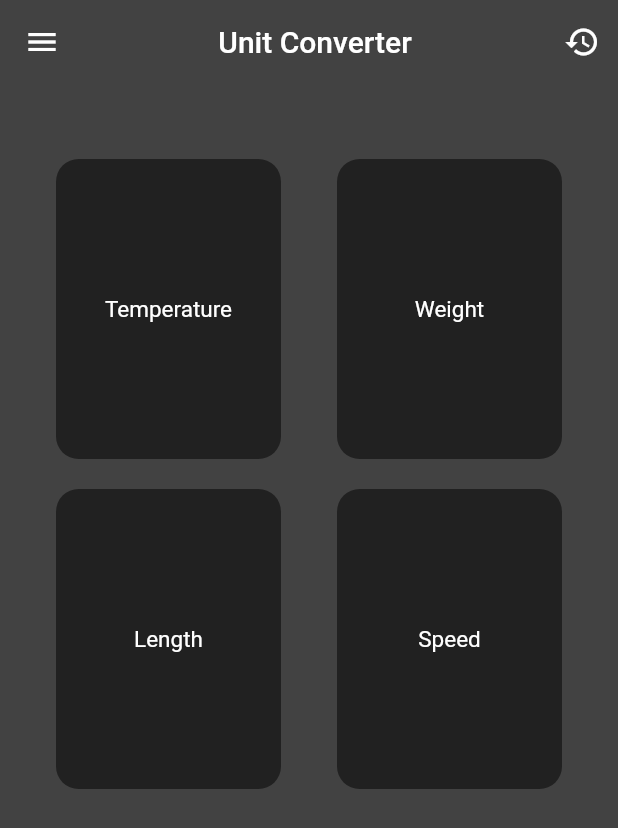
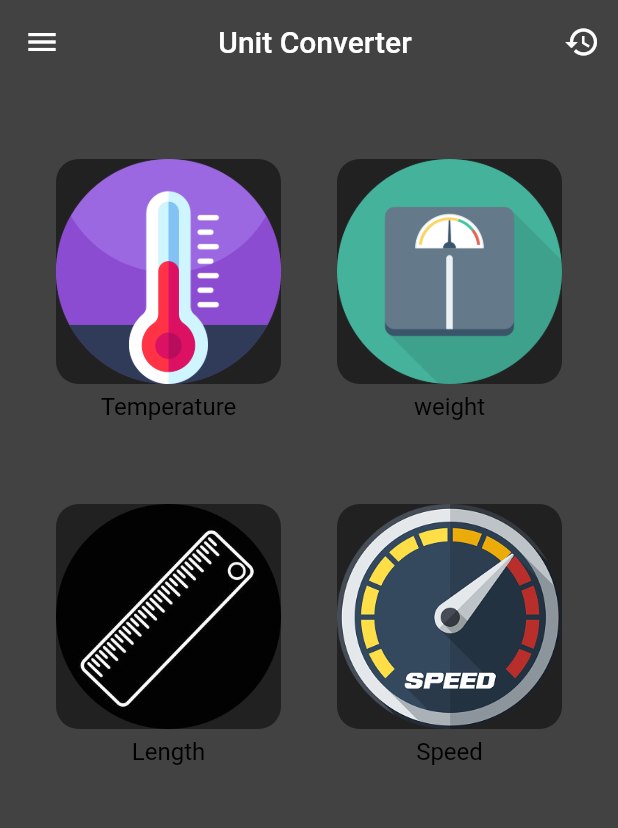
Before and after one commit to GauravN0910/spider_task_1, a Flutter app: the screen it shows after launch, on a phone screen of 412 x 824 dp. Shown: the top 828 px of the screen. Run offline on Flutter 3.47's test engine with Material 2 defaults, Android fonts, the light colour scheme and no system bars; our stand-ins replace shared_preferences, vibration; Roboto replaces fonts that are missing (Montserrat).

Commit message:
level 3 changes

```diff
--- a/lib/main.dart
+++ b/lib/main.dart
@@ -62,16 +62,23 @@ class _MyHomePageState extends State<MyHomePage> {
                       MaterialPageRoute(builder: (context) => tempConversion())
                       );
                     },
-                    child: Container(
-                      height: 200,
+                    child:Column(
+                      children: [
+                        Container(
+                          height: 150,
                           width: 150,
-                      child: Center(child: Text("Temperature",textAlign: TextAlign.center, style: TextStyle(color: Colors.white,
-                      fontSize: 15, fontFamily: 'Montserrat'))),
-                      decoration: BoxDecoration(
-                        // image:DecorationImage(image: AssetImage('Images/temp.png')),
+                          decoration: BoxDecoration(
+                            image:DecorationImage(image: AssetImage('Images/temp.png')),
                             color: Colors.grey[900],
                             borderRadius: BorderRadius.circular(15),
                           ),
+                        ),
+                        Container(
+                          height:30,
+                          width:150,
+                          child:Center(child: Text('Temperature',style: TextStyle(color: Colors.black,fontSize: 16)))
+                        )
+                      ],
                     )
                   ),
                   GestureDetector(
@@ -80,20 +87,28 @@ class _MyHomePageState extends State<MyHomePage> {
                       MaterialPageRoute(builder: (context) => weightConversion())
                       );
                     },
-                    child: Container(
-                      height: 200,
+                    child:Column(
+                      children: [
+                        Container(
+                          height: 150,
                           width: 150,
-                      child:Center(
-                        child: Text("Weight",style: TextStyle(color: Colors.white, fontSize: 15, fontFamily: 'Montserrat'))),
-                      decoration: BoxDecoration(
+                          decoration: BoxDecoration(
+                            image:DecorationImage(image: AssetImage('Images/weight.png')),
                             color: Colors.grey[900],
                             borderRadius: BorderRadius.circular(15),
                           ),
-                    )
-                  )
-                ],
-              ),
-              SizedBox(height:20),
+                        ),
+                        Container(
+                          height:30,
+                          width:150,
+                          child:Center(child: Text('weight',style: TextStyle(color: Colors.black,fontSize: 16)))
+                        )
+                      ],
+                    )
+                  ),
+                ],
+              ),
+              SizedBox(height:50),
               Row(
                 mainAxisAlignment: MainAxisAlignment.spaceEvenly,
                 children: [
@@ -103,15 +118,23 @@ class _MyHomePageState extends State<MyHomePage> {
                       MaterialPageRoute(builder: (context) => lengthConversion())
                       );
                     },
-                    child: Container(
-                      height: 200,
+                    child:Column(
+                      children: [
+                        Container(
+                          height: 150,
                           width: 150,
-                      child:Center(
-                        child: Text("Length",style: TextStyle(color: Colors.white, fontSize: 15, fontFamily: 'Montserrat'))),
-                      decoration: BoxDecoration(
+                          decoration: BoxDecoration(
+                            image:DecorationImage(image: AssetImage('Images/length.png')),
                             color: Colors.grey[900],
                             borderRadius: BorderRadius.circular(15),
                           ),
+                        ),
+                        Container(
+                          height:30,
+                          width:150,
+                          child:Center(child: Text('Length',style: TextStyle(color: Colors.black,fontSize: 16)))
+                        )
+                      ],
                     )
                   ),
                   GestureDetector(
@@ -120,17 +143,25 @@ class _MyHomePageState extends State<MyHomePage> {
                       MaterialPageRoute(builder: (context) => speedConversion())
                       );
                     },
-                    child: Container(
-                      height: 200,
+                    child:Column(
+                      children: [
+                        Container(
+                          height: 150,
                           width: 150,
-                      child:Center(
-                        child: Text("Speed",style: TextStyle(color: Colors.white, fontSize: 15, fontFamily: 'Montserrat'))),
-                      decoration: BoxDecoration(
-                        color:Colors.grey[900],
+                          decoration: BoxDecoration(
+                            image:DecorationImage(image: AssetImage('Images/speed.png')),
+                            color: Colors.grey[900],
                             borderRadius: BorderRadius.circular(15),
                           ),
-                    )
-                  )
+                        ),
+                        Container(
+                          height:30,
+                          width:150,
+                          child:Center(child: Text('Speed',style: TextStyle(color: Colors.black,fontSize: 16)))
+                        )
+                      ],
+                    )
+                  ),
                 ],
               ),
             ],
@@ -204,8 +235,6 @@ class Tempstate extends State<tempConversion> {
       result=result;
     });
   }
-
-
 
 
   Color? bg = Colors.grey[800];
--- a/lib/sharedpref.dart
+++ b/lib/sharedpref.dart
@@ -14,7 +14,6 @@ class sharedpref {
     await prefs?.setString(key, data);
   }
 
-  static String? getdata() {
-    prefs?.getString(key);
-  }
+  static String? getdata() => prefs?.getString(key);
+
 }
```
Also changed, not shown: Images/length.png (added), Images/speed.png (added). Lines whose indentation alone changed are shown as unchanged.
